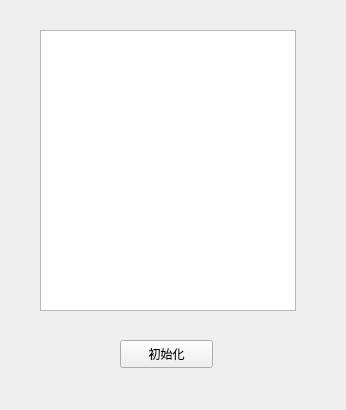
This is hexo_GUI/Widget.ui in intmian/hexo_GUI as Qt 5 draws it before an edit. The edited form follows.
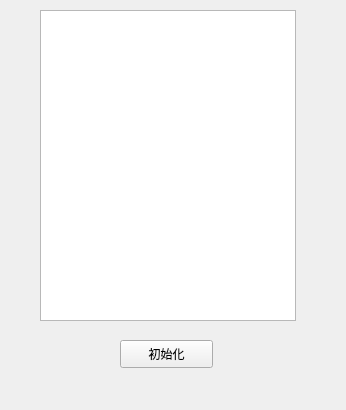
This is the edited form.

Commit message: 链接了窗口与初始化类

Diff of the .ui file:
```diff
--- a/hexo_GUI/Widget.ui
+++ b/hexo_GUI/Widget.ui
@@ -26,13 +26,13 @@
     <string>初始化</string>
    </property>
   </widget>
-  <widget class="QListView" name="listView">
+  <widget class="QListWidget" name="listWidget">
    <property name="geometry">
     <rect>
      <x>40</x>
-     <y>30</y>
+     <y>10</y>
      <width>256</width>
-     <height>281</height>
+     <height>311</height>
     </rect>
    </property>
   </widget>
```
Left out of the diff: 22 changed lines with no effect on the pictures. The commit also changes 6 other files.
